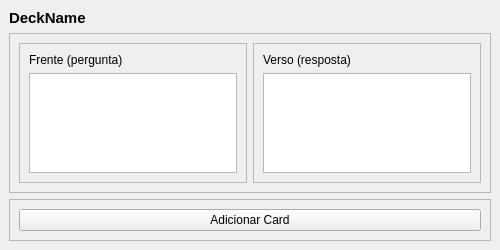
Qt form functions/new_flashcards/add_cards_window.ui (Nbdyleto/PySide6_Self_TCC) before a commit.
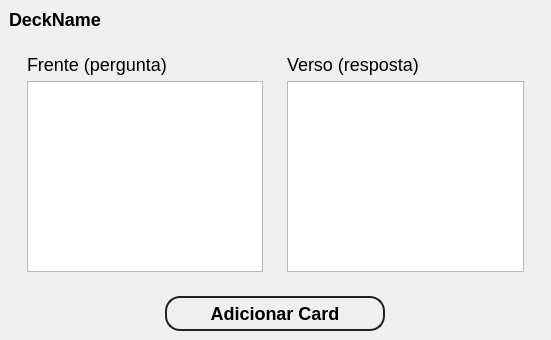
The same form after that commit.

Commit message: [flashcards] style-sheet of add cards window

Diff of the .ui file:
```diff
--- a/functions/new_flashcards/add_cards_window.ui
+++ b/functions/new_flashcards/add_cards_window.ui
@@ -9,9 +9,15 @@
    <rect>
     <x>0</x>
     <y>0</y>
+    <width>551</width>
+    <height>340</height>
+   </rect>
+  </property>
+  <property name="minimumSize">
+   <size>
     <width>500</width>
     <height>250</height>
-   </rect>
+   </size>
   </property>
   <property name="windowTitle">
    <string>addCardsWindow</string>
@@ -34,7 +40,7 @@
        </font>
       </property>
       <property name="styleSheet">
-       <string notr="true">font: bold 15px;</string>
+       <string notr="true">font: bold 18px;</string>
       </property>
       <property name="text">
        <string>DeckName</string>
@@ -44,30 +50,43 @@
     <item>
      <widget class="QFrame" name="frame_3">
       <property name="frameShape">
-       <enum>QFrame::StyledPanel</enum>
+       <enum>QFrame::NoFrame</enum>
       </property>
       <property name="frameShadow">
        <enum>QFrame::Raised</enum>
       </property>
+      <property name="lineWidth">
+       <number>1</number>
+      </property>
       <layout class="QHBoxLayout" name="horizontalLayout">
        <item>
         <widget class="QFrame" name="frame">
          <property name="frameShape">
-          <enum>QFrame::StyledPanel</enum>
+          <enum>QFrame::NoFrame</enum>
          </property>
          <property name="frameShadow">
           <enum>QFrame::Raised</enum>
          </property>
+         <property name="lineWidth">
+          <number>1</number>
+         </property>
          <layout class="QVBoxLayout" name="verticalLayout">
           <item>
            <widget class="QLabel" name="label">
+            <property name="styleSheet">
+             <string notr="true">font: 18px;</string>
+            </property>
             <property name="text">
              <string>Frente (pergunta)</string>
             </property>
            </widget>
           </item>
           <item>
-           <widget class="QPlainTextEdit" name="plainTextEditFront"/>
+           <widget class="QPlainTextEdit" name="plainTextEditFront">
+            <property name="styleSheet">
+             <string notr="true">font: 18px;</string>
+            </property>
+           </widget>
           </item>
          </layout>
         </widget>
@@ -75,21 +94,31 @@
        <item>
         <widget class="QFrame" name="frame_2">
          <property name="frameShape">
-          <enum>QFrame::StyledPanel</enum>
+          <enum>QFrame::NoFrame</enum>
          </property>
          <property name="frameShadow">
           <enum>QFrame::Raised</enum>
          </property>
+         <property name="lineWidth">
+          <number>1</number>
+         </property>
          <layout class="QVBoxLayout" name="verticalLayout_2">
           <item>
            <widget class="QLabel" name="label_2">
+            <property name="styleSheet">
+             <string notr="true">font: 18px;</string>
+            </property>
             <property name="text">
              <string>Verso (resposta)</string>
             </property>
            </widget>
           </item>
           <item>
-           <widget class="QPlainTextEdit" name="plainTextEditVerse"/>
+           <widget class="QPlainTextEdit" name="plainTextEditVerse">
+            <property name="styleSheet">
+             <string notr="true">font: 18px;</string>
+            </property>
+           </widget>
           </item>
          </layout>
         </widget>
@@ -97,23 +126,27 @@
       </layout>
      </widget>
     </item>
-    <item>
-     <widget class="QFrame" name="frame_4">
-      <property name="frameShape">
-       <enum>QFrame::StyledPanel</enum>
+    <item alignment="Qt::AlignHCenter">
+     <widget class="QPushButton" name="btnAddCardInDeck">
+      <property name="minimumSize">
+       <size>
+        <width>220</width>
+        <height>35</height>
+       </size>
       </property>
-      <property name="frameShadow">
-       <enum>QFrame::Raised</enum>
+      <property name="cursor">
+       <cursorShape>PointingHandCursor</cursorShape>
       </property>
-      <layout class="QHBoxLayout" name="horizontalLayout_2">
-       <item>
-        <widget class="QPushButton" name="btnAddCardInDeck">
-         <property name="text">
-          <string>Adicionar Card</string>
-         </property>
-        </widget>
-       </item>
-      </layout>
+      <property name="styleSheet">
+       <string notr="true">background-repeat: no-repeat; 
+border-radius: 15px;
+text-align: center;
+font: bold 18px;
+border: 2px solid #1D211F;</string>
+      </property>
+      <property name="text">
+       <string>Adicionar Card</string>
+      </property>
      </widget>
     </item>
    </layout>
```
Left out of the diff: 2 changed lines with no effect on the pictures. The commit also changes 13 other files.
